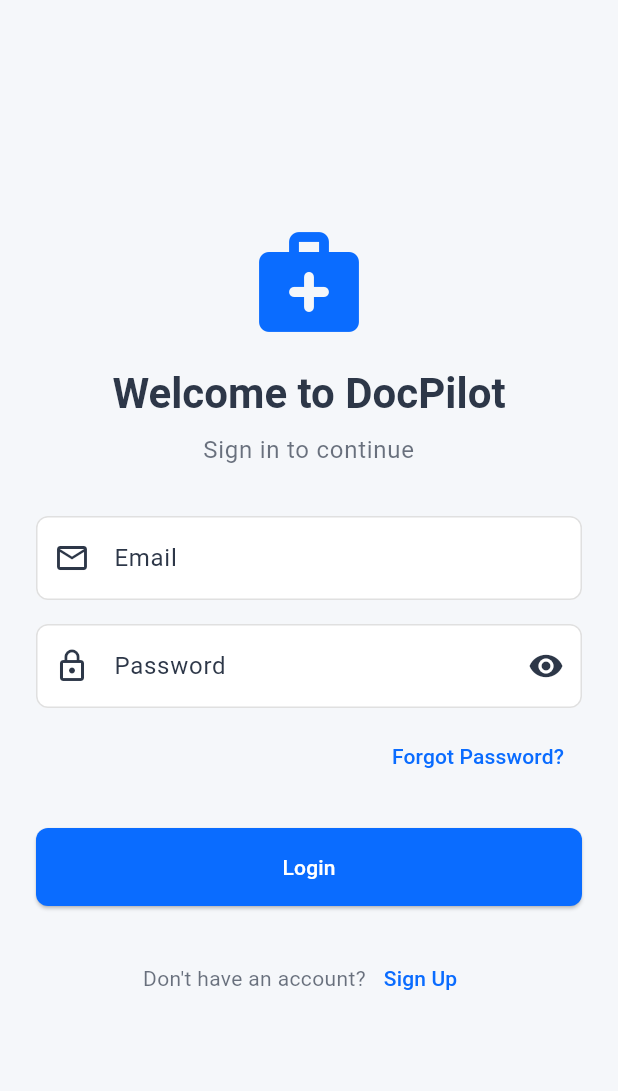
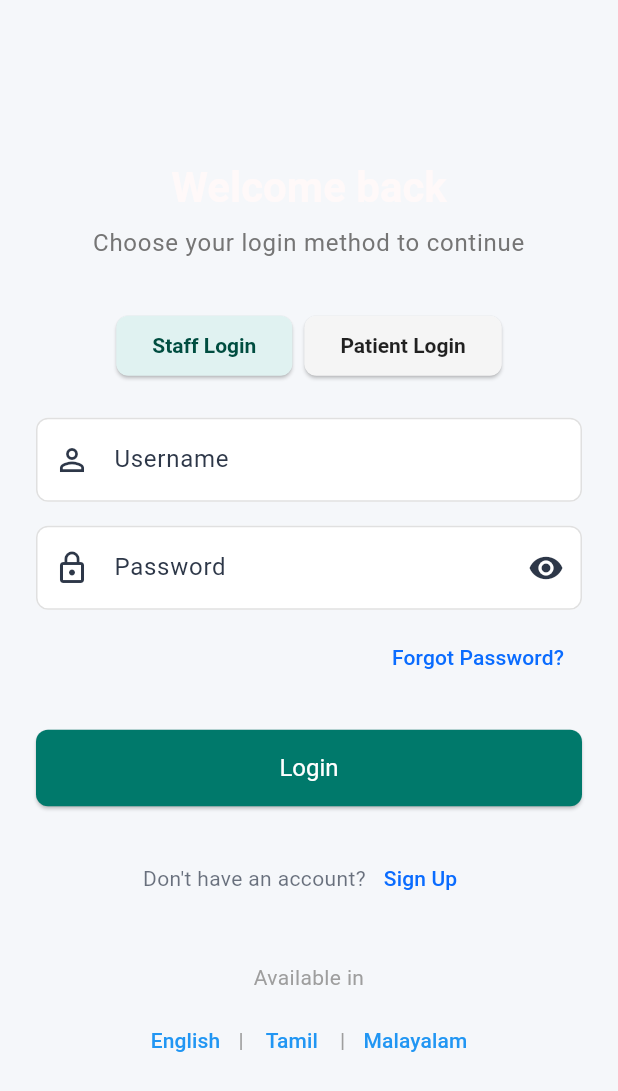
Before and after one commit to prakharsingh-74/Docpilot, a Flutter app: the screen it shows after launch, on a phone screen of 412 x 824 dp. Shown: the top 1091 px of the screen. Run offline on Flutter 3.47's test engine with Material 3 defaults, Android fonts, the phone set to English and light mode, and no system bars; our stand-ins replace flutter_riverpod.

Commit message:
Added a usertype screen for patient and doctor

```diff
--- a/lib/screens/auth/login_screen.dart
+++ b/lib/screens/auth/login_screen.dart
@@ -1,10 +1,12 @@
 import 'package:flutter/material.dart';
 import 'package:docpilot/screens/auth/signup_screen.dart';
+import 'package:docpilot/screens/userType/user_type.dart';
+
 import 'package:docpilot/screens/auth/forgot_password_screen.dart';
 import 'package:docpilot/screens/dashboard/dashboard_screen.dart';
 
 class LoginScreen extends StatefulWidget {
-  const LoginScreen({super.key});
+  const LoginScreen({Key? key}) : super(key: key);
 
   @override
   State<LoginScreen> createState() => _LoginScreenState();
@@ -12,15 +14,18 @@ class LoginScreen extends StatefulWidget {
 
 class _LoginScreenState extends State<LoginScreen> {
   final _formKey = GlobalKey<FormState>();
-  final _emailController = TextEditingController();
+  final _usernameController = TextEditingController();
   final _passwordController = TextEditingController();
+  final _phoneNumberController = TextEditingController();
   bool _isPasswordVisible = false;
   bool _isLoading = false;
+  String _selectedLoginType = 'staff';
 
   @override
   void dispose() {
-    _emailController.dispose();
+    _usernameController.dispose();
     _passwordController.dispose();
+    _phoneNumberController.dispose();
     super.dispose();
   }
 
@@ -30,10 +35,7 @@ class _LoginScreenState extends State<LoginScreen> {
         _isLoading = true;
       });
 
-      // Simulate login delay
       await Future.delayed(const Duration(seconds: 2));
-
-      // TODO: Implement actual Appwrite authentication
 
       setState(() {
         _isLoading = false;
@@ -58,56 +60,61 @@ class _LoginScreenState extends State<LoginScreen> {
               mainAxisAlignment: MainAxisAlignment.center,
               crossAxisAlignment: CrossAxisAlignment.stretch,
               children: [
-                // Logo and Title
-                Icon(
-                  Icons.medical_services_rounded,
-                  size: 80,
-                  color: Theme.of(context).colorScheme.primary,
-                ),
-                const SizedBox(height: 16),
                 Text(
-                  'Welcome to DocPilot',
+                  'Welcome back',
                   style: Theme.of(context).textTheme.headlineMedium?.copyWith(
                         fontWeight: FontWeight.bold,
-                    color: Theme.of(context).colorScheme.onSurface,
+                        color: const Color.fromARGB(255, 255, 249, 249),
                       ),
                   textAlign: TextAlign.center,
                 ),
                 const SizedBox(height: 8),
                 Text(
-                  'Sign in to continue',
+                  'Choose your login method to continue',
                   style: Theme.of(context).textTheme.bodyLarge?.copyWith(
-                    color: Theme.of(
-                      context,
-                    ).colorScheme.onSurface.withOpacity(0.7),
+                        color: Colors.grey.shade600,
                       ),
                   textAlign: TextAlign.center,
                 ),
                 const SizedBox(height: 32),
 
-                // Login Form
+                Row(
+                  mainAxisAlignment: MainAxisAlignment.center,
+                  children: [
+                    _buildLoginTypeButton(
+                      'Staff Login',
+                      'staff',
+                      context,
+                    ),
+                    const SizedBox(width: 8),
+                    _buildLoginTypeButton(
+                      'Patient Login',
+                      'patient',
+                      context,
+                    ),
+                  ],
+                ),
+                const SizedBox(height: 24),
+
                 Form(
                   key: _formKey,
                   child: Column(
                     crossAxisAlignment: CrossAxisAlignment.stretch,
                     children: [
-                      // Email Field
+                      if (_selectedLoginType == 'staff') ...[
+                        // Username Field
                         TextFormField(
-                        controller: _emailController,
-                        keyboardType: TextInputType.emailAddress,
+                          controller: _usernameController,
+                          keyboardType: TextInputType.text,
                           decoration: const InputDecoration(
-                          labelText: 'Email',
-                          hintText: 'Enter your email',
-                          prefixIcon: Icon(Icons.email_outlined),
+                            labelText: 'Username',
+                            hintText: 'Enter your username',
+                            prefixIcon: Icon(Icons.person_outline),
+                            border: OutlineInputBorder(),
                           ),
                           validator: (value) {
                             if (value == null || value.isEmpty) {
-                            return 'Please enter your email';
-                          }
-                          if (!RegExp(
-                            r'^[\w-\.]+@([\w-]+\.)+[\w-]{2,4}$',
-                          ).hasMatch(value)) {
-                            return 'Please enter a valid email';
+                              return 'Please enter your username';
                             }
                             return null;
                           },
@@ -134,6 +141,7 @@ class _LoginScreenState extends State<LoginScreen> {
                                 });
                               },
                             ),
+                            border: const OutlineInputBorder(),
                           ),
                           validator: (value) {
                             if (value == null || value.isEmpty) {
@@ -142,6 +150,25 @@ class _LoginScreenState extends State<LoginScreen> {
                             return null;
                           },
                         ),
+                      ] else if (_selectedLoginType == 'patient') ...[
+                        // Phone Number Field
+                        TextFormField(
+                          controller: _phoneNumberController,
+                          keyboardType: TextInputType.phone,
+                          decoration: const InputDecoration(
+                            labelText: 'Phone Number',
+                            hintText: 'Enter phone number',
+                            prefixIcon: Icon(Icons.phone),
+                            border: OutlineInputBorder(),
+                          ),
+                          validator: (value) {
+                            if (value == null || value.isEmpty) {
+                              return 'Please enter your phone number';
+                            }
+                            return null;
+                          },
+                        ),
+                      ],
                       const SizedBox(height: 8),
 
                       // Forgot Password
@@ -152,8 +179,8 @@ class _LoginScreenState extends State<LoginScreen> {
                             Navigator.push(
                               context,
                               MaterialPageRoute(
-                                builder:
-                                    (context) => const ForgotPasswordScreen(),
+                                builder: (context) =>
+                                    const ForgotPasswordScreen(),
                               ),
                             );
                           },
@@ -162,11 +189,15 @@ class _LoginScreenState extends State<LoginScreen> {
                       ),
                       const SizedBox(height: 24),
 
-                      // Login Button
                       ElevatedButton(
                         onPressed: _isLoading ? null : _login,
-                        child:
-                            _isLoading
+                        style: ElevatedButton.styleFrom(
+                          backgroundColor: Colors.teal.shade700,
+                          foregroundColor: Colors.white,
+                          padding: const EdgeInsets.symmetric(vertical: 16.0),
+                          textStyle: const TextStyle(fontSize: 16),
+                        ),
+                        child: _isLoading
                             ? const SizedBox(
                                 height: 20,
                                 width: 20,
@@ -175,7 +206,7 @@ class _LoginScreenState extends State<LoginScreen> {
                                   color: Colors.white,
                                 ),
                               )
-                                : const Text('Login'),
+                            : Text(_selectedLoginType == 'staff' ? 'Login' : 'Send OTP'),
                       ),
                       const SizedBox(height: 24),
 
@@ -186,9 +217,10 @@ class _LoginScreenState extends State<LoginScreen> {
                           Text(
                             'Don\'t have an account?',
                             style: TextStyle(
-                              color: Theme.of(
-                                context,
-                              ).colorScheme.onSurface.withOpacity(0.7),
+                              color: Theme.of(context)
+                                  .colorScheme
+                                  .onSurface
+                                  .withOpacity(0.7),
                             ),
                           ),
                           TextButton(
@@ -196,7 +228,7 @@ class _LoginScreenState extends State<LoginScreen> {
                               Navigator.push(
                                 context,
                                 MaterialPageRoute(
-                                  builder: (context) => const SignupScreen(),
+                                  builder: (context) => const UserTypeScreen(),
                                 ),
                               );
                             },
@@ -207,6 +239,42 @@ class _LoginScreenState extends State<LoginScreen> {
                     ],
                   ),
                 ),
+                const SizedBox(height: 32),
+
+                const Text(
+                  'Available in',
+                  textAlign: TextAlign.center,
+                  style: TextStyle(color: Colors.grey),
+                ),
+                const SizedBox(height: 8),
+                Row(
+                  mainAxisAlignment: MainAxisAlignment.center,
+                  children: [
+                    TextButton(
+                      onPressed: () {
+                        // TODO: Implement language selection
+                      },
+                      child: const Text('English',
+                          style: TextStyle(color: Colors.blue)),
+                    ),
+                    const Text('|', style: TextStyle(color: Colors.grey)),
+                    TextButton(
+                      onPressed: () {
+                        // TODO: Implement language selection
+                      },
+                      child: const Text('Tamil',
+                          style: TextStyle(color: Colors.blue)),
+                    ),
+                    const Text('|', style: TextStyle(color: Colors.grey)),
+                    TextButton(
+                      onPressed: () {
+                        // TODO: Implement language selection
+                      },
+                      child: const Text('Malayalam',
+                          style: TextStyle(color: Colors.blue)),
+                    ),
+                  ],
+                ),
               ],
             ),
           ),
@@ -214,4 +282,29 @@ class _LoginScreenState extends State<LoginScreen> {
       ),
     );
   }
+
+  Widget _buildLoginTypeButton(
+    String text,
+    String type,
+    BuildContext context,
+  ) {
+    final isSelected = _selectedLoginType == type;
+    return ElevatedButton(
+      onPressed: () {
+        setState(() {
+          _selectedLoginType = type;
+        });
+      },
+      style: ElevatedButton.styleFrom(
+        backgroundColor: isSelected ? Colors.teal.shade50 : Colors.grey.shade100,
+        foregroundColor: isSelected ? Colors.teal.shade900 : Colors.black87,
+        padding: const EdgeInsets.symmetric(horizontal: 24, vertical: 12),
+        textStyle: const TextStyle(fontWeight: FontWeight.bold),
+        shape: RoundedRectangleBorder(
+          borderRadius: BorderRadius.circular(8),
+        ),
+      ),
+      child: Text(text),
+    );
   }
+}
--- a/lib/screens/profile/profile_screen.dart
+++ b/lib/screens/profile/profile_screen.dart
@@ -279,9 +279,12 @@ class ProfileScreen extends StatelessWidget {
               ),
               TextButton(
                 onPressed: () {
+                  // Navigate to *basic* LoginScreen
                   Navigator.of(context).pushAndRemoveUntil(
                     MaterialPageRoute(
-                      builder: (context) => const LoginScreen(),
+                      builder:
+                          (context) =>
+                              const LoginScreen(), // Use the basic LoginScreen
                     ),
                     (route) => false,
                   );
--- a/lib/screens/splash_screen.dart
+++ b/lib/screens/splash_screen.dart
@@ -1,3 +1,4 @@
+import 'package:docpilot/screens/userType/user_type.dart';
 import 'package:flutter/material.dart';
 import 'package:docpilot/screens/auth/login_screen.dart';
 
```
Also changed, not shown: lib/screens/userType/user_type.dart (added, +64 -0 lines). Lines whose indentation alone changed are shown as unchanged.
